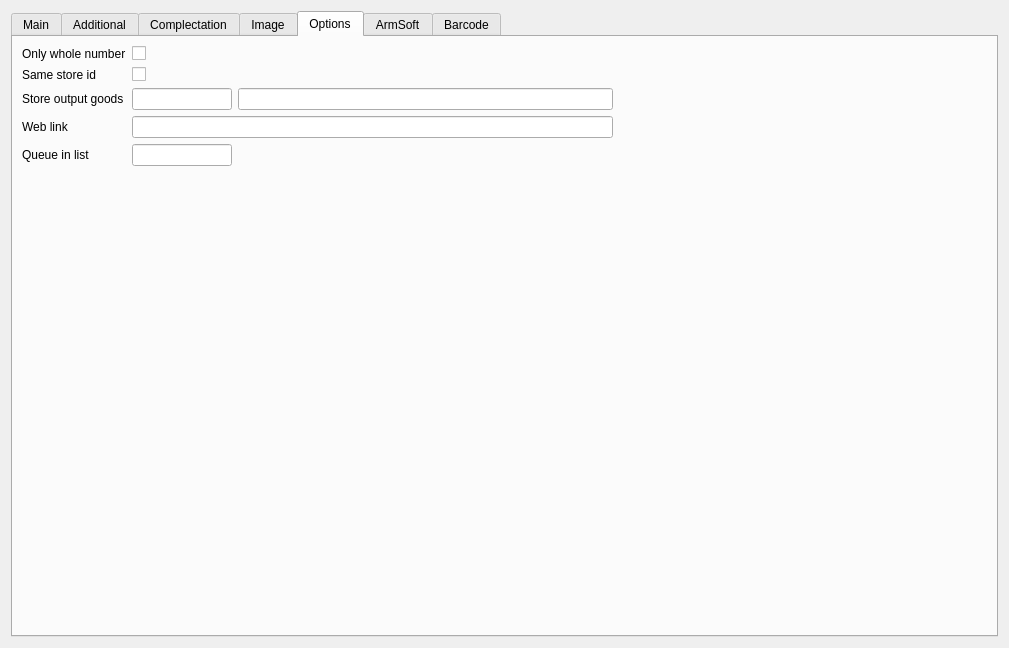
Above: Editors/ce5goods.ui from End1-1/Cafe5 before the change. Below: the same form after it.
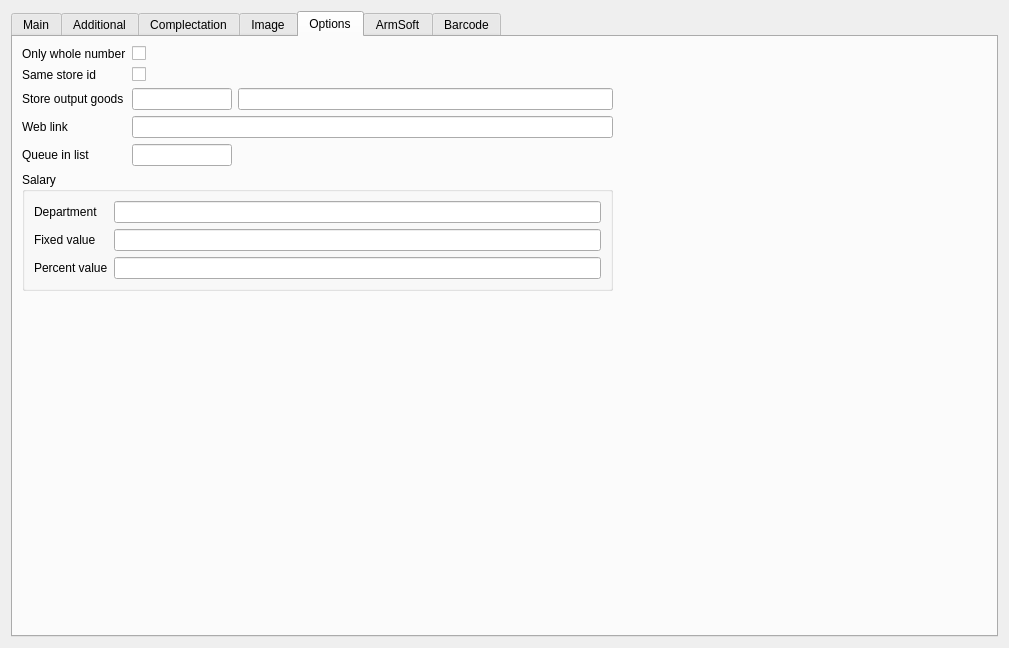
That is the form after the change. The open tabs and pages were chosen to show the change. Icons and pictures are not drawn. Custom widgets are drawn as their Qt base class.

Patch:
```diff
--- a/Editors/ce5goods.ui
+++ b/Editors/ce5goods.ui
@@ -1540,7 +1540,7 @@
          </property>
         </spacer>
        </item>
-       <item row="5" column="1">
+       <item row="6" column="1">
         <spacer name="verticalSpacer">
          <property name="orientation">
           <enum>Qt::Orientation::Vertical</enum>
@@ -1586,6 +1586,45 @@
          </property>
         </widget>
        </item>
+       <item row="5" column="0" colspan="3">
+        <widget class="QGroupBox" name="grSalary">
+         <property name="title">
+          <string>Salary</string>
+         </property>
+         <layout class="QGridLayout" name="gridLayout_5">
+          <item row="0" column="0">
+           <widget class="QLabel" name="label_2">
+            <property name="text">
+             <string>Department</string>
+            </property>
+           </widget>
+          </item>
+          <item row="1" column="0">
+           <widget class="QLabel" name="label_16">
+            <property name="text">
+             <string>Fixed value</string>
+            </property>
+           </widget>
+          </item>
+          <item row="2" column="0">
+           <widget class="QLabel" name="label_17">
+            <property name="text">
+             <string>Percent value</string>
+            </property>
+           </widget>
+          </item>
+          <item row="0" column="1">
+           <widget class="C5LineEdit" name="leSalaryDepartment"/>
+          </item>
+          <item row="1" column="1">
+           <widget class="C5LineEdit" name="leSalaryFixedValue"/>
+          </item>
+          <item row="2" column="1">
+           <widget class="C5LineEdit" name="leSalaryPercentValue"/>
+          </item>
+         </layout>
+        </widget>
+       </item>
       </layout>
      </widget>
      <widget class="QWidget" name="tab_7">
@@ -1655,6 +1694,11 @@
    <extends>QLineEdit</extends>
    <header location="global">c5lineedit.h</header>
   </customwidget>
+  <customwidget>
+   <class>C5LineEditWithSelector</class>
+   <extends>QLineEdit</extends>
+   <header location="global">c5lineeditwithselector.h</header>
+  </customwidget>
   <customwidget>
    <class>C5TableWidget</class>
    <extends>QTableWidget</extends>
@@ -1666,11 +1710,6 @@
    <header location="global">c5codenameselector.h</header>
    <container>1</container>
   </customwidget>
-  <customwidget>
-   <class>C5LineEditWithSelector</class>
-   <extends>QLineEdit</extends>
-   <header location="global">c5lineeditwithselector.h</header>
-  </customwidget>
   <customwidget>
    <class>C5CheckBox</class>
    <extends>QCheckBox</extends>
```
Left out of the diff: 189 changed lines with no effect on the pictures.
